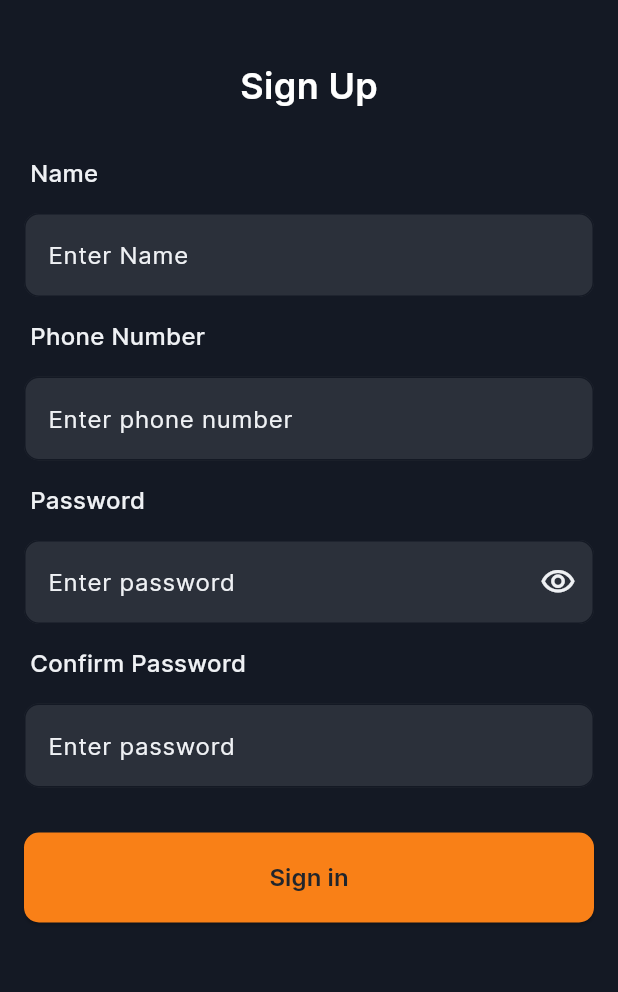
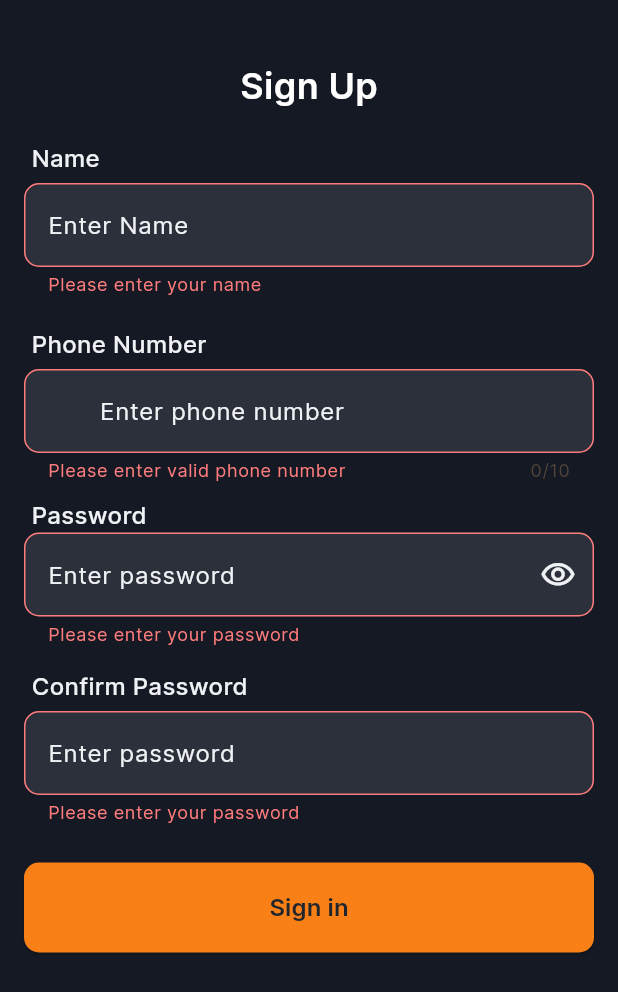
Before and after one commit to Afnan011/parcel_guru, a Flutter app: the MySignUpPage screen opened directly, after a tap on "Sign in", on a phone screen of 412 x 824 dp. Shown: the top 992 px of the screen. Run offline on Flutter 3.47's test engine with Material 3 defaults, Android fonts, the light colour scheme and no system bars; our stand-ins replace animate_do, flutter_onboarding_slider, flutter_otp_text_field, font_awesome_flutter, persistent_bottom_nav_bar.

Commit message:
updated signup page with validations

```diff
--- /dev/null
+++ b/devtools_options.yaml
@@ -0,0 +1 @@
+extensions:
--- a/lib/screens/signup/signup.dart
+++ b/lib/screens/signup/signup.dart
@@ -1,4 +1,5 @@
 import 'package:flutter/material.dart';
+import 'package:parcel_guru/screens/signin/signin.dart';
 import 'package:parcel_guru/widgets/button_primary.dart';
 
 class MySignUpPage extends StatefulWidget {
@@ -9,7 +10,63 @@ class MySignUpPage extends StatefulWidget {
 }
 
 class _MyHomePageState extends State<MySignUpPage> {
-  bool obscureText = true;
+  bool _obscureText = false;
+  var eyeIcon = Icons.visibility_outlined;
+
+  void togglePassword() {
+    setState(() {
+      eyeIcon = _obscureText
+          ? Icons.visibility_outlined
+          : Icons.visibility_off_outlined;
+      _obscureText = !_obscureText;
+    });
+  }
+
+  var nameController = TextEditingController();
+  var phoneController = TextEditingController();
+  var passwordController = TextEditingController();
+  var confPassController = TextEditingController();
+
+  final GlobalKey<FormState> formKey = GlobalKey<FormState>();
+
+  String? checkName(val) {
+    var name = nameController.text.toString();
+    if (name.isEmpty) {
+      return 'Please enter your name';
+    }
+    if (!RegExp(r'^[a-zA-Z\s]+$').hasMatch(name)) {
+      return 'Please enter a valid name';
+    }
+    return null;
+  }
+
+  String? checkPhoneNumber(val){
+    var phone = phoneController.text.toString();
+    if(phone.length != 10){
+      return "Please enter valid phone number";
+    }
+    return null;
+  }
+
+  String? checkPassword(val){
+    var pass = passwordController.text.toString();
+    if(pass.isEmpty){
+      return "Please enter your password";
+    }
+    return null;
+  }
+
+  String? confPassword(val){
+    var confPass = confPassController.text.toString();
+    if(confPass.isEmpty){
+      return "Please enter your password";
+    }
+    if(confPass!=passwordController.text){
+      return 'Passwords do not match';
+    }
+    return null;
+  }
+
   @override
   Widget build(BuildContext context) {
     MediaQueryData mediaQueryData = MediaQuery.of(context);
@@ -17,7 +74,9 @@ class _MyHomePageState extends State<MySignUpPage> {
     double deviceWidth = mediaQueryData.size.width;
     double deviceHeight = mediaQueryData.size.height;
     return Scaffold(
-      body: SingleChildScrollView(
+      body: Form(
+        key: formKey,
+        child: SingleChildScrollView(
           child: Container(
             color: const Color(0xff141924),
             width: deviceWidth,
@@ -36,14 +95,18 @@ class _MyHomePageState extends State<MySignUpPage> {
                   ),
                 ),
                 Padding(
-                padding: const EdgeInsets.only(top: 30),
+                  padding: const EdgeInsets.only(top: 10),
                   child: Column(
                     children: [
-                    const Column(
+                      Padding(
+                        padding: const EdgeInsets.symmetric(
+                            horizontal: 16, vertical: 5),
+                        child: Column(
                           crossAxisAlignment: CrossAxisAlignment.start,
                           children: [
-                        Padding(
-                          padding: EdgeInsets.only(left: 20),
+                            const Padding(
+                              padding: EdgeInsets.symmetric(
+                                  horizontal: 5, vertical: 5),
                               child: Text(
                                 'Name',
                                 style: TextStyle(
@@ -53,39 +116,50 @@ class _MyHomePageState extends State<MySignUpPage> {
                                     fontFamily: 'Inter'),
                               ),
                             ),
-                        Padding(
-                          padding: EdgeInsets.symmetric(
-                              horizontal: 16,vertical: 15),
-                          child: TextField(
-                            style: TextStyle(color: Color(0xFFEFF1F4)),
+                            TextFormField(
+                              controller: nameController,
+                              style: const TextStyle(color: Color(0xFFEFF1F4)),
                               keyboardType: TextInputType.text,
-                            decoration: InputDecoration(
+                              validator: checkName,
+                              decoration: const InputDecoration(
+                                errorStyle: TextStyle(color: Color(0XFFFF7C7C)),
                                 hintText: 'Enter Name',
-                              hintStyle:
-                                  TextStyle(color: Color(0xFFEFF1F4)),
-                              labelStyle:
-                                  TextStyle(color: Color(0xff8A9199)),
+                                hintStyle: TextStyle(color: Color(0xFFEFF1F4)),
+                                labelStyle: TextStyle(color: Color(0xff8A9199)),
                                 fillColor: Color(0xff2B303A),
                                 filled: true,
                                 enabledBorder: OutlineInputBorder(
-                                  borderSide: BorderSide(color: Color(0xff141924)),
+                                    borderSide:
+                                        BorderSide(color: Color(0xff141924)),
                                     borderRadius:
                                         BorderRadius.all(Radius.circular(10))),
                                 focusedBorder: OutlineInputBorder(
-                                  borderSide: BorderSide(color: Color(0xFF6D7688)),
+                                    borderSide:
+                                        BorderSide(color: Color(0xFF6D7688)),
                                     borderRadius:
                                         BorderRadius.all(Radius.circular(10))),
-
-                            ),
+                                errorBorder: OutlineInputBorder(
+                                    borderSide: BorderSide(color: Color(0XFFFF7C7C)),
+                                    borderRadius:
+                                    BorderRadius.all(Radius.circular(10))),
+                                focusedErrorBorder: OutlineInputBorder(
+                                    borderSide: BorderSide(color: Color(0XFFFF7C7C)),
+                                    borderRadius:
+                                    BorderRadius.all(Radius.circular(10))),
                               ),
                             ),
                           ],
                         ),
-                    const Column(
+                      ),
+                      Padding(
+                        padding: const EdgeInsets.symmetric(
+                            horizontal: 16, vertical: 10),
+                        child: Column(
                           crossAxisAlignment: CrossAxisAlignment.start,
                           children: [
-                        Padding(
-                          padding: EdgeInsets.only(left: 20),
+                            const Padding(
+                              padding: EdgeInsets.symmetric(
+                                  horizontal: 5, vertical: 5),
                               child: Text(
                                 'Phone Number',
                                 style: TextStyle(
@@ -95,38 +169,52 @@ class _MyHomePageState extends State<MySignUpPage> {
                                     fontFamily: 'Inter'),
                               ),
                             ),
-                        Padding(
-                          padding: EdgeInsets.symmetric(
-                              horizontal: 16,vertical: 15),
-                          child: TextField(
-                            style: TextStyle(color: Color(0xFFEFF1F4)),
+                            TextFormField(
+                              controller: phoneController,
+                              validator: checkPhoneNumber,
+                              maxLength: 10,
+                              style: const TextStyle(color: Color(0xFFEFF1F4)),
                               keyboardType: TextInputType.phone,
-                            decoration: InputDecoration(
+                              decoration: const InputDecoration(
+                                prefixText: '+91 ',
+                                errorStyle: TextStyle(color: Color(0XFFFF7C7C)),
                                 hintText: 'Enter phone number',
-                              hintStyle:
-                                  TextStyle(color: Color(0xFFEFF1F4)),
-                              labelStyle:
-                                  TextStyle(color: Color(0xff8A9199)),
+                                hintStyle: TextStyle(color: Color(0xFFEFF1F4)),
+                                labelStyle: TextStyle(color: Color(0xff8A9199)),
                                 fillColor: Color(0xff2B303A),
                                 filled: true,
                                 enabledBorder: OutlineInputBorder(
-                                  borderSide: BorderSide(color: Color(0xff141924)),
+                                    borderSide:
+                                        BorderSide(color: Color(0xff141924)),
                                     borderRadius:
                                         BorderRadius.all(Radius.circular(10))),
                                 focusedBorder: OutlineInputBorder(
-                                  borderSide: BorderSide(color: Color(0xFF6D7688)),
+                                    borderSide:
+                                        BorderSide(color: Color(0xFF6D7688)),
+                                    borderRadius:
+                                        BorderRadius.all(Radius.circular(10))),
+                                errorBorder: OutlineInputBorder(
+                                    borderSide: BorderSide(color: Color(0XFFFF7C7C)),
+                                    borderRadius:
+                                    BorderRadius.all(Radius.circular(10))),
+                                focusedErrorBorder: OutlineInputBorder(
+                                    borderSide: BorderSide(color: Color(0XFFFF7C7C)),
                                     borderRadius:
                                     BorderRadius.all(Radius.circular(10))),
                               ),
                             ),
-                        ),
                           ],
                         ),
-                    Column(
+                      ),
+                      Padding(
+                        padding: const EdgeInsets.symmetric(
+                            horizontal: 16, vertical: 0),
+                        child: Column(
                           crossAxisAlignment: CrossAxisAlignment.start,
                           children: [
                             const Padding(
-                          padding: EdgeInsets.only(left: 20),
+                              padding: EdgeInsets.symmetric(
+                                  horizontal: 5, vertical: 0),
                               child: Text(
                                 'Password',
                                 style: TextStyle(
@@ -136,14 +224,14 @@ class _MyHomePageState extends State<MySignUpPage> {
                                     fontFamily: 'Inter'),
                               ),
                             ),
-                        Padding(
-                          padding: const EdgeInsets.symmetric(
-                              horizontal: 16,vertical: 15),
-                          child: TextField(
+                            TextFormField(
+                              controller: passwordController,
+                              validator: checkPassword,
                               style: const TextStyle(color: Color(0xFFEFF1F4)),
-                            obscureText: obscureText,
                               keyboardType: TextInputType.text,
+                              obscureText: _obscureText,
                               decoration: InputDecoration(
+                                errorStyle: const TextStyle(color: Color(0XFFFF7C7C)),
                                 hintText: 'Enter password',
                                 hintStyle:
                                     const TextStyle(color: Color(0xFFEFF1F4)),
@@ -153,34 +241,43 @@ class _MyHomePageState extends State<MySignUpPage> {
                                 filled: true,
                                 suffixIcon: IconButton(
                                   icon: Icon(
-                                    obscureText
-                                        ? Icons.visibility_outlined
-                                        : Icons.visibility_off_outlined,
-                                    color: const Color(0xffEFF1F4)),
-                                onPressed: () {
-                                  setState(() {
-                                    obscureText = !obscureText;
-                                  });
-                                },
+                                    eyeIcon,
+                                    color: const Color(0xFFEFF1F4),
+                                  ),
+                                  onPressed: togglePassword,
                                 ),
                                 enabledBorder: const OutlineInputBorder(
-                                  borderSide: BorderSide(color: Color(0xff141924)),
+                                    borderSide:
+                                        BorderSide(color: Color(0xff141924)),
                                     borderRadius:
                                         BorderRadius.all(Radius.circular(10))),
                                 focusedBorder: const OutlineInputBorder(
-                                  borderSide: BorderSide(color: Color(0xFF6D7688)),
+                                    borderSide:
+                                        BorderSide(color: Color(0xFF6D7688)),
+                                    borderRadius:
+                                        BorderRadius.all(Radius.circular(10))),
+                                errorBorder: const OutlineInputBorder(
+                                    borderSide: BorderSide(color: Color(0XFFFF7C7C)),
+                                    borderRadius:
+                                    BorderRadius.all(Radius.circular(10))),
+                                focusedErrorBorder: const OutlineInputBorder(
+                                    borderSide: BorderSide(color: Color(0XFFFF7C7C)),
                                     borderRadius:
                                     BorderRadius.all(Radius.circular(10))),
                               ),
                             ),
-                        ),
                           ],
                         ),
-                    Column(
+                      ),
+                      Padding(
+                        padding: const EdgeInsets.symmetric(
+                            horizontal: 16, vertical: 10),
+                        child: Column(
                           crossAxisAlignment: CrossAxisAlignment.start,
                           children: [
                             const Padding(
-                          padding: EdgeInsets.only(left: 20),
+                              padding: EdgeInsets.symmetric(
+                                  horizontal: 5, vertical: 5),
                               child: Text(
                                 'Confirm Password',
                                 style: TextStyle(
@@ -190,42 +287,53 @@ class _MyHomePageState extends State<MySignUpPage> {
                                     fontFamily: 'Inter'),
                               ),
                             ),
-                        Padding(
-                          padding: const EdgeInsets.symmetric(
-                              horizontal: 16,vertical: 15),
-                          child: TextField(
+                            TextFormField(
+                              controller: confPassController,
+                              validator: confPassword,
                               style: const TextStyle(color: Color(0xFFEFF1F4)),
-                            obscureText: obscureText,
                               keyboardType: TextInputType.text,
                               decoration: const InputDecoration(
+                                errorStyle: TextStyle(color: Color(0XFFFF7C7C)),
                                 hintText: 'Enter password',
-                              hintStyle:
-                                  TextStyle(color: Color(0xFFEFF1F4)),
-                              labelStyle:
-                                  TextStyle(color: Color(0xff8A9199)),
+                                hintStyle: TextStyle(color: Color(0xFFEFF1F4)),
+                                labelStyle: TextStyle(color: Color(0xff8A9199)),
                                 fillColor: Color(0xff2B303A),
                                 filled: true,
                                 enabledBorder: OutlineInputBorder(
-                                  borderSide: BorderSide(color: Color(0xff141924)),
+                                    borderSide:
+                                        BorderSide(color: Color(0xff141924)),
                                     borderRadius:
                                         BorderRadius.all(Radius.circular(10))),
                                 focusedBorder: OutlineInputBorder(
-                                  borderSide: BorderSide(color: Color(0xFF6D7688)),
+                                    borderSide:
+                                        BorderSide(color: Color(0xFF6D7688)),
+                                    borderRadius:
+                                        BorderRadius.all(Radius.circular(10))),
+                                errorBorder: OutlineInputBorder(
+                                    borderSide: BorderSide(color: Color(0XFFFF7C7C)),
+                                    borderRadius:
+                                    BorderRadius.all(Radius.circular(10))),
+                                focusedErrorBorder: OutlineInputBorder(
+                                    borderSide: BorderSide(color: Color(0XFFFF7C7C)),
                                     borderRadius:
                                     BorderRadius.all(Radius.circular(10))),
                               ),
                             ),
+                          ],
                         ),
-                      ],
+                      ),
+                      const SizedBox(
+                        height: 10,
                       ),
                       Padding(
                         padding: const EdgeInsets.symmetric(
-                          horizontal: 16,vertical: 15),
+                            horizontal: 16, vertical: 5),
                         child: PrimaryButton(
-                          btnHeight: 55,
-                          onPressed: () {
-                          },
-                          btnText: 'Sign in'),
+                            btnHeight: 55, onPressed: () {
+                          if (formKey.currentState?.validate() == true){
+                            Navigator.push(context,MaterialPageRoute(builder: (context) => const SignIn()));
+                          }
+                        }, btnText: 'Sign in'),
                       ),
                     ],
                   ),
@@ -234,6 +342,7 @@ class _MyHomePageState extends State<MySignUpPage> {
             ),
           ),
         ),
+      ),
     );
   }
 }
```
Lines whose indentation alone changed are shown as unchanged.
